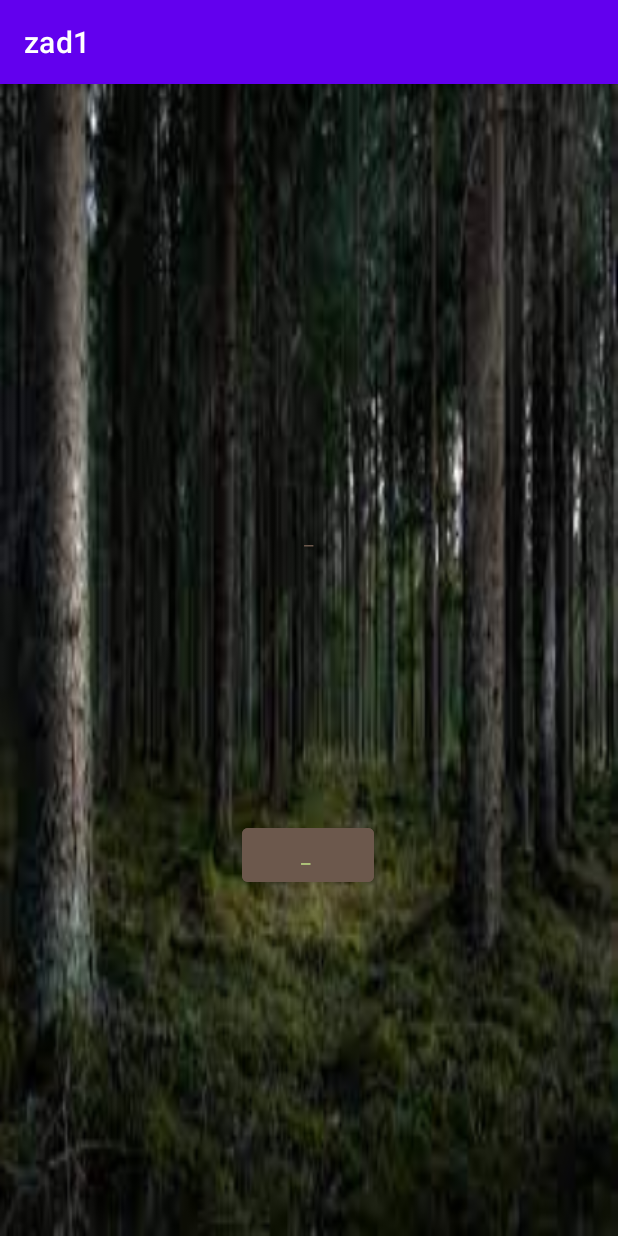
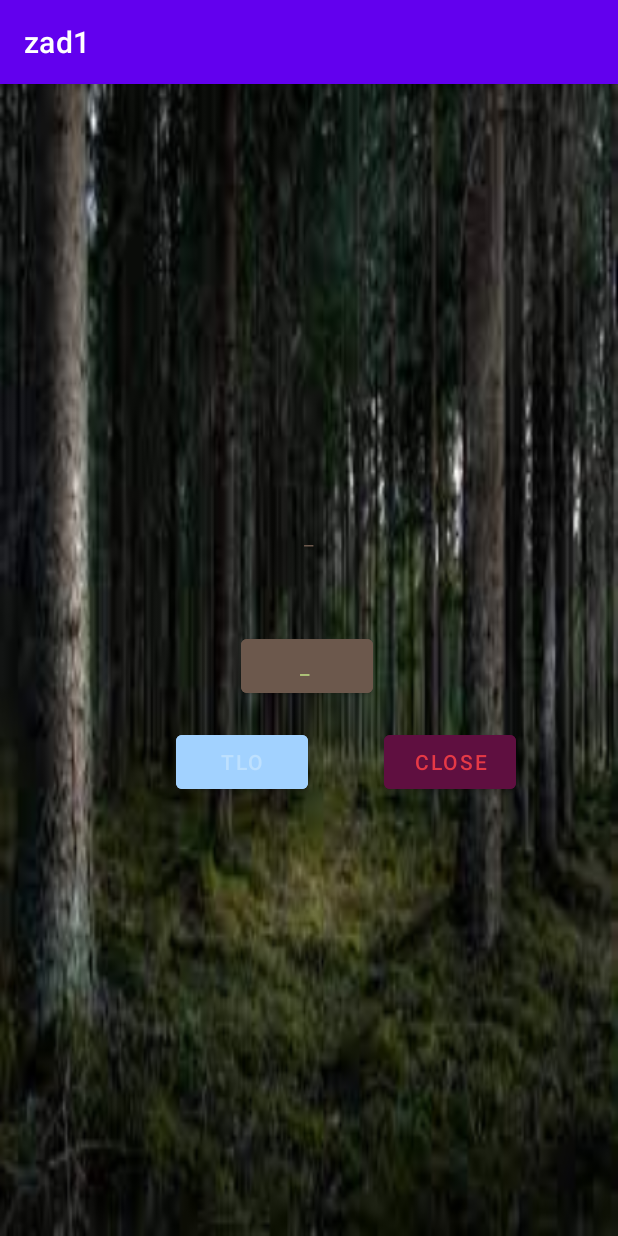
Before and after one commit to anncym21/9.09.2022, an Android app: the screen it shows after launch (MainActivity), on a phone screen of 412 x 824 dp. Run offline under Robolectric (Android 15) with nearby library versions, the phone set to English and light mode, and no system bars; 2 statements that could not run were skipped.

```diff
--- a/app/src/main/java/com/example/zad1/MainActivity.kt
+++ b/app/src/main/java/com/example/zad1/MainActivity.kt
@@ -1,7 +1,9 @@
 package com.example.zad1
 
+import android.graphics.Typeface
 import androidx.appcompat.app.AppCompatActivity
 import android.os.Bundle
+import android.widget.Button
 
 //https://developer.android.com/develop/ui/views/layout/declaring-layout
 
@@ -9,5 +11,27 @@ class MainActivity : AppCompatActivity() {
     override fun onCreate(savedInstanceState: Bundle?) {
         super.onCreate(savedInstanceState)
         setContentView(R.layout.activity_main)
+
+        val activity:MainActivity = MainActivity()
+
+        val button = findViewById<Button>(R.id.tak)
+        var clicks = 0
+        button.setOnClickListener {
+            clicks += 1
+
+            when(clicks){
+                button.setTypeface(Typeface.SANS_SERIF)
+                        button.text = "Sans Sherif"
+
+            }
+        }
+
+        close = findViewById<Button>(R.id.close)
+
+        close.SetOnClickListener{
+            activity.finish()
+
+            System.exit(0)
+        }
     }
 }
--- a/app/src/main/res/layout/activity_main.xml
+++ b/app/src/main/res/layout/activity_main.xml
@@ -29,8 +29,34 @@
         android:textColor="#ADC178"
         app:layout_constraintBottom_toBottomOf="parent"
         app:layout_constraintEnd_toEndOf="parent"
-        app:layout_constraintHorizontal_bias="0.498"
+        app:layout_constraintHorizontal_bias="0.495"
         app:layout_constraintStart_toStartOf="parent"
         app:layout_constraintTop_toBottomOf="@+id/nie"
-        app:layout_constraintVertical_bias="0.435" />
+        app:layout_constraintVertical_bias="0.124" />
+
+    <Button
+        android:id="@+id/tlo"
+        android:layout_width="wrap_content"
+        android:layout_height="wrap_content"
+        android:layout_marginStart="72dp"
+        android:layout_marginTop="16dp"
+        android:backgroundTint="#A2D2FF"
+        android:text="tlo"
+        android:textColor="#BDE0FE"
+        app:layout_constraintEnd_toStartOf="@+id/close"
+        app:layout_constraintHorizontal_bias="0.474"
+        app:layout_constraintStart_toStartOf="parent"
+        app:layout_constraintTop_toBottomOf="@+id/tak" />
+
+    <Button
+        android:id="@+id/close"
+        android:layout_width="wrap_content"
+        android:layout_height="wrap_content"
+        android:layout_marginTop="16dp"
+        android:layout_marginEnd="68dp"
+        android:backgroundTint="#5F0F40"
+        android:text="close"
+        android:textColor="#E63946"
+        app:layout_constraintEnd_toEndOf="parent"
+        app:layout_constraintTop_toBottomOf="@+id/tak" />
 </androidx.constraintlayout.widget.ConstraintLayout>
```
